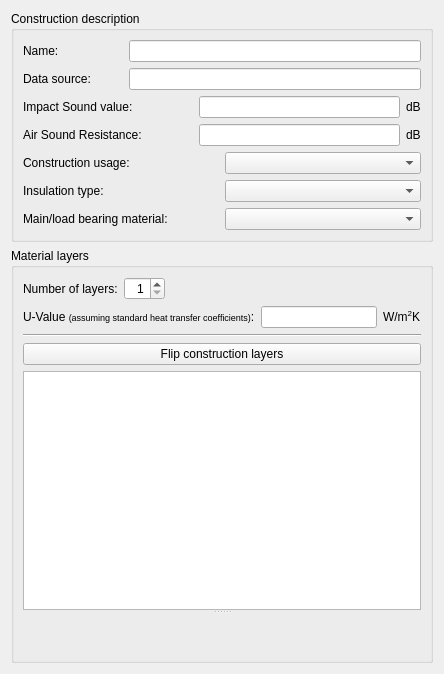
ghorwin/SIM-VICUS, file SIM-VICUS/src/SVDBConstructionEditWidget.ui: the form before one commit.
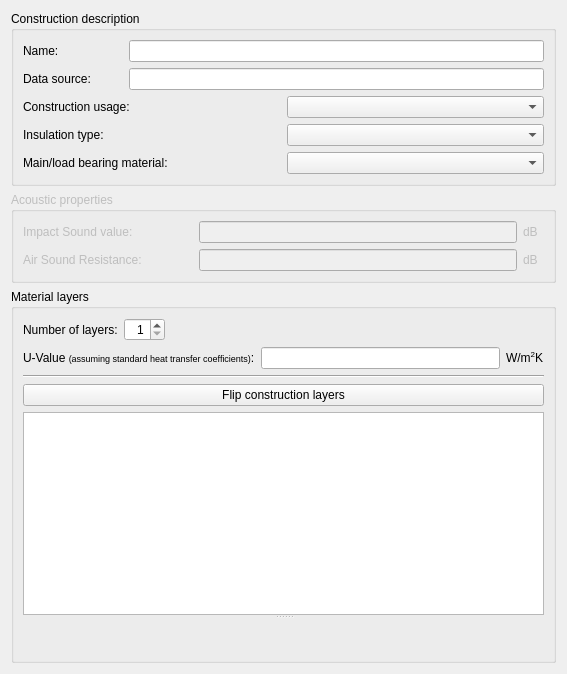
The form after the commit. Custom widgets are drawn as their Qt base class.

Commit message: Unusable tabs are now disabled

```diff
--- a/SIM-VICUS/src/SVDBConstructionEditWidget.ui
+++ b/SIM-VICUS/src/SVDBConstructionEditWidget.ui
@@ -6,7 +6,7 @@
    <rect>
     <x>0</x>
     <y>0</y>
-    <width>444</width>
+    <width>567</width>
     <height>674</height>
    </rect>
   </property>
@@ -27,78 +27,14 @@
   </property>
   <layout class="QHBoxLayout" name="horizontalLayout_4" stretch="0">
    <item>
-    <layout class="QVBoxLayout" name="verticalLayout_2" stretch="0,0">
+    <layout class="QVBoxLayout" name="verticalLayout_2" stretch="0,0,0">
      <item>
       <widget class="QGroupBox" name="groupBox">
        <property name="title">
         <string>Construction description</string>
        </property>
        <layout class="QGridLayout" name="gridLayout" columnstretch="0,0">
-        <item row="2" column="0" colspan="2">
-         <layout class="QHBoxLayout" name="horizontalLayout_2">
-          <item>
-           <widget class="QLabel" name="label_7">
-            <property name="minimumSize">
-             <size>
-              <width>170</width>
-              <height>0</height>
-             </size>
-            </property>
-            <property name="text">
-             <string>Impact Sound value:</string>
-            </property>
-           </widget>
-          </item>
-          <item>
-           <widget class="QtExt::ValidatingLineEdit" name="lineEditImpactSound"/>
-          </item>
-          <item>
-           <widget class="QLabel" name="label_10">
-            <property name="text">
-             <string>dB</string>
-            </property>
-           </widget>
-          </item>
-         </layout>
-        </item>
-        <item row="4" column="1">
-         <widget class="QComboBox" name="comboBoxConstructionUsage"/>
-        </item>
-        <item row="6" column="0">
-         <widget class="QLabel" name="label_4">
-          <property name="text">
-           <string>Main/load bearing material:</string>
-          </property>
-         </widget>
-        </item>
-        <item row="5" column="0">
-         <widget class="QLabel" name="label_2">
-          <property name="text">
-           <string>Insulation type:</string>
-          </property>
-         </widget>
-        </item>
-        <item row="1" column="0" colspan="2">
-         <layout class="QHBoxLayout" name="horizontalLayout_6">
-          <item>
-           <widget class="QLabel" name="label_5">
-            <property name="minimumSize">
-             <size>
-              <width>100</width>
-              <height>0</height>
-             </size>
-            </property>
-            <property name="text">
-             <string>Data source:</string>
-            </property>
-           </widget>
-          </item>
-          <item>
-           <widget class="QtExt::LanguageStringEditWidget1" name="lineEditDataSource"/>
-          </item>
-         </layout>
-        </item>
-        <item row="6" column="1">
+        <item row="5" column="1">
          <widget class="QComboBox" name="comboBoxMaterialKind"/>
         </item>
         <item row="0" column="0" colspan="2">
@@ -121,19 +57,82 @@
           </item>
          </layout>
         </item>
+        <item row="1" column="0" colspan="2">
+         <layout class="QHBoxLayout" name="horizontalLayout_6">
+          <item>
+           <widget class="QLabel" name="label_5">
+            <property name="minimumSize">
+             <size>
+              <width>100</width>
+              <height>0</height>
+             </size>
+            </property>
+            <property name="text">
+             <string>Data source:</string>
+            </property>
+           </widget>
+          </item>
+          <item>
+           <widget class="QtExt::LanguageStringEditWidget1" name="lineEditDataSource"/>
+          </item>
+         </layout>
+        </item>
+        <item row="5" column="0">
+         <widget class="QLabel" name="label_4">
+          <property name="text">
+           <string>Main/load bearing material:</string>
+          </property>
+         </widget>
+        </item>
+        <item row="3" column="1">
+         <widget class="QComboBox" name="comboBoxConstructionUsage"/>
+        </item>
         <item row="4" column="0">
+         <widget class="QLabel" name="label_2">
+          <property name="text">
+           <string>Insulation type:</string>
+          </property>
+         </widget>
+        </item>
+        <item row="4" column="1">
+         <widget class="QComboBox" name="comboBoxInsulationKind"/>
+        </item>
+        <item row="3" column="0">
          <widget class="QLabel" name="label_6">
           <property name="text">
            <string>Construction usage:</string>
           </property>
          </widget>
         </item>
-        <item row="5" column="1">
-         <widget class="QComboBox" name="comboBoxInsulationKind"/>
-        </item>
-        <item row="3" column="0" colspan="2">
-         <layout class="QHBoxLayout" name="horizontalLayout_7">
+       </layout>
+      </widget>
+     </item>
           <item>
+      <widget class="QGroupBox" name="groupBox_3">
+       <property name="enabled">
+        <bool>false</bool>
+       </property>
+       <property name="title">
+        <string>Acoustic properties</string>
+       </property>
+       <layout class="QGridLayout" name="gridLayout_2">
+        <item row="0" column="0">
+         <widget class="QLabel" name="label_7">
+          <property name="minimumSize">
+           <size>
+            <width>170</width>
+            <height>0</height>
+           </size>
+          </property>
+          <property name="text">
+           <string>Impact Sound value:</string>
+          </property>
+         </widget>
+        </item>
+        <item row="0" column="1">
+         <widget class="QtExt::ValidatingLineEdit" name="lineEditImpactSound"/>
+        </item>
+        <item row="1" column="0">
            <widget class="QLabel" name="label_8">
             <property name="minimumSize">
              <size>
@@ -146,17 +145,22 @@
             </property>
            </widget>
           </item>
-          <item>
+        <item row="1" column="1">
            <widget class="QtExt::ValidatingLineEdit" name="lineEditAirSoundRes"/>
           </item>
-          <item>
+        <item row="1" column="2">
            <widget class="QLabel" name="label_9">
             <property name="text">
              <string>dB</string>
             </property>
            </widget>
           </item>
-         </layout>
+        <item row="0" column="2" colspan="2">
+         <widget class="QLabel" name="label_10">
+          <property name="text">
+           <string>dB</string>
+          </property>
+         </widget>
         </item>
        </layout>
       </widget>
```
Lines whose indentation alone changed are shown as unchanged. The commit also changes 4 other files.
